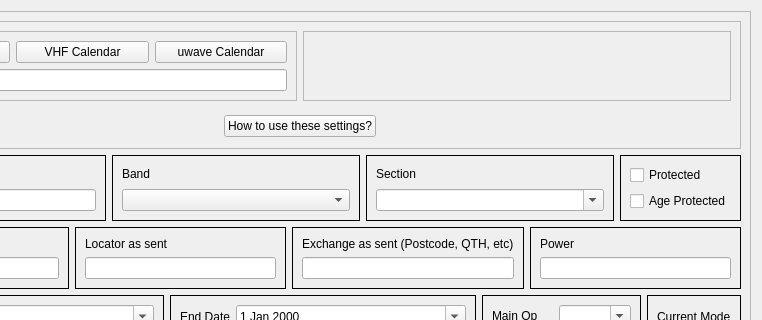
Old version of the form mqt/MqtLogger/contestdetails.ui in the repository Rsclub22/Minos2-Mirror; both pictures show x 163 to 925 and y 0 to 320 of the 925 by 820 pixel window.
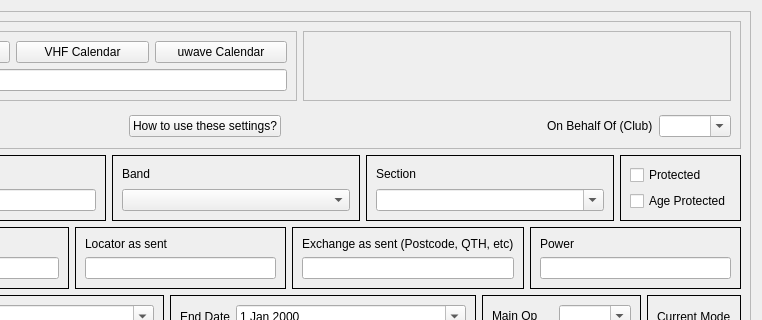
New version of the form. Custom widgets are drawn as their Qt base class.

Commit message: Contest entry and clubs

```diff
--- a/mqt/MqtLogger/contestdetails.ui
+++ b/mqt/MqtLogger/contestdetails.ui
@@ -212,6 +212,23 @@
               </property>
              </spacer>
             </item>
+            <item>
+             <widget class="QLabel" name="label_18">
+              <property name="text">
+               <string>On Behalf Of (Club)</string>
+              </property>
+             </widget>
+            </item>
+            <item>
+             <widget class="QComboBox" name="clubComboBox">
+              <property name="editable">
+               <bool>true</bool>
+              </property>
+              <property name="insertPolicy">
+               <enum>QComboBox::NoInsert</enum>
+              </property>
+             </widget>
+            </item>
            </layout>
           </item>
          </layout>
```
The commit also changes 8 other files.
